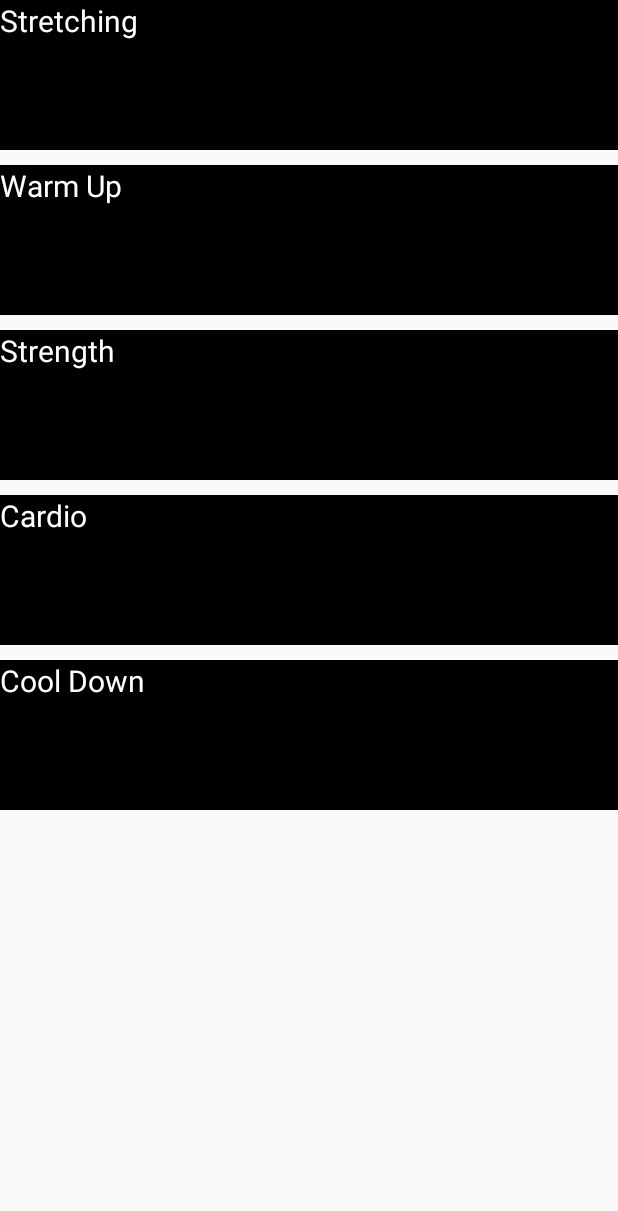
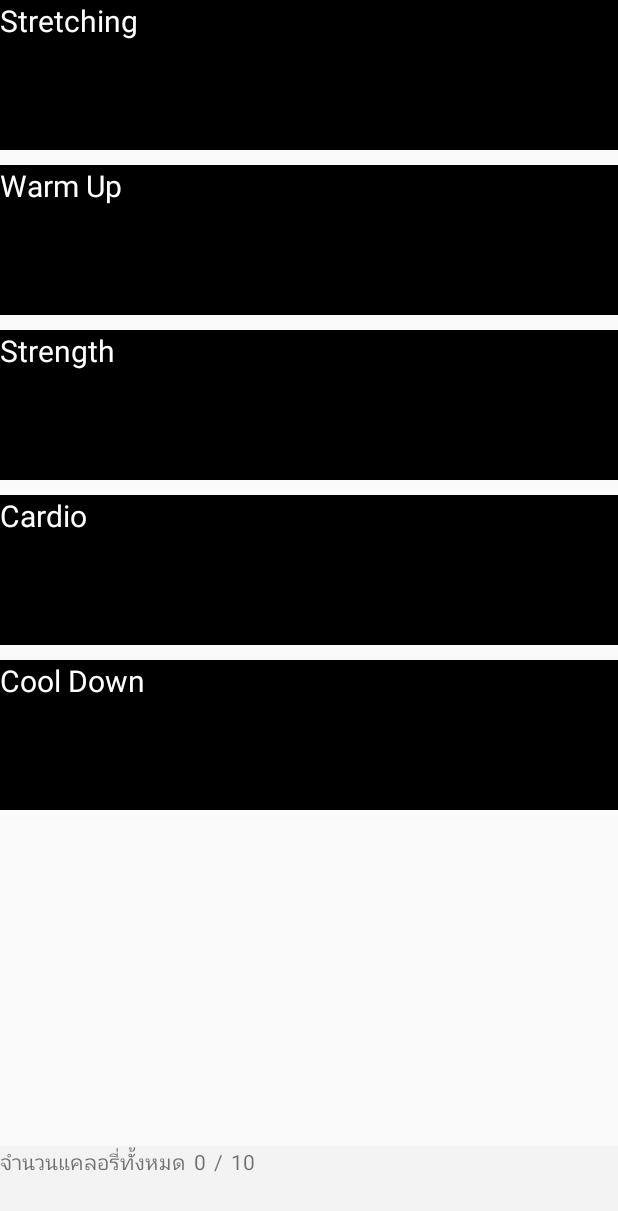
Before and after one commit to mataskuntipalo/RYFG, an Android app: the CustomSetExerciseInDayActivity screen opened directly, with no data from a screen before it, after a tap on "Stretching", on a phone screen of 412 x 824 dp. Shown: the top 1211 px of the screen. Run offline under Robolectric (Android 15) with nearby library versions, the phone set to English and light mode, and no system bars; libraries missing offline, so code that uses them is left out: com.timehop.stickyheadersrecyclerview; network calls fail.

Commit message:
can add item in bottom sheet.

```diff
--- a/ReachYourFitnessGoals_Mobile/app/build.gradle
+++ b/ReachYourFitnessGoals_Mobile/app/build.gradle
@@ -40,7 +40,6 @@ dependencies {
     // StickyListHeaders
 
 
-
     compile 'com.android.support:appcompat-v7:24.2.1'
     compile 'com.android.support:support-v4:24.2.1'
     compile 'uk.co.chrisjenx:calligraphy:2.2.0'
--- a/ReachYourFitnessGoals_Mobile/app/src/main/java/com/finalproject/reachyourfitnessgoals/activity/CustomSetExerciseInDayActivity.java
+++ b/ReachYourFitnessGoals_Mobile/app/src/main/java/com/finalproject/reachyourfitnessgoals/activity/CustomSetExerciseInDayActivity.java
@@ -1,18 +1,14 @@
 package com.finalproject.reachyourfitnessgoals.activity;
 
-import android.app.Activity;
 import android.os.Bundle;
 import android.support.v4.app.FragmentActivity;
-import android.support.v4.app.FragmentManager;
 import android.support.v4.app.FragmentTransaction;
-import android.util.Log;
-import android.view.LayoutInflater;
 import android.view.View;
 import android.widget.LinearLayout;
 import android.widget.TextView;
 
 import com.finalproject.reachyourfitnessgoals.R;
-import com.finalproject.reachyourfitnessgoals.fragment.fragment_custom;
+import com.finalproject.reachyourfitnessgoals.fragment.fragment_customExe_list;
 import com.finalproject.reachyourfitnessgoals.models.ExeType;
 
 public class CustomSetExerciseInDayActivity extends FragmentActivity {
@@ -50,7 +46,7 @@ public class CustomSetExerciseInDayActivity extends FragmentActivity {
     private View.OnClickListener selectExe = new View.OnClickListener() {
         @Override
         public void onClick(View v) {
-            fragment_custom custom = fragment_custom.newInstance(v.getTag()+"");
+            fragment_customExe_list custom = fragment_customExe_list.newInstance(v.getTag()+"");
             FragmentTransaction transaction = getSupportFragmentManager().beginTransaction();
             transaction.replace(R.id.activity_set_exercise_in_day, custom);
             transaction.addToBackStack(null);
--- /dev/null
+++ b/ReachYourFitnessGoals_Mobile/app/src/main/java/com/finalproject/reachyourfitnessgoals/adapter/RecyclerViewAdapter_userSelect.java
@@ -0,0 +1,50 @@
+package com.finalproject.reachyourfitnessgoals.adapter;
+
+import android.support.v7.widget.RecyclerView;
+import android.view.LayoutInflater;
+import android.view.View;
+import android.view.ViewGroup;
+
+import com.finalproject.reachyourfitnessgoals.R;
+import com.finalproject.reachyourfitnessgoals.ViewHolder.showAllExeViewHolder;
+import com.finalproject.reachyourfitnessgoals.ViewHolder.userSelectExeViewHolder;
+import com.finalproject.reachyourfitnessgoals.models.userSelectData;
+import com.finalproject.reachyourfitnessgoals.models.vdoData;
+
+import java.util.ArrayList;
+
+/**
+ * Created by Papang on 22/4/2560.
+ */
+
+public class RecyclerViewAdapter_userSelect extends RecyclerView.Adapter<RecyclerView.ViewHolder> {
+
+    private ArrayList<userSelectData> userSelectDataList;
+
+    public RecyclerViewAdapter_userSelect(ArrayList<userSelectData> userSelectDataList) {
+        this.userSelectDataList = userSelectDataList;
+    }
+
+    @Override
+    public RecyclerView.ViewHolder onCreateViewHolder(ViewGroup parent, int viewType) {
+        View view = LayoutInflater.from(parent.getContext()).inflate(R.layout.itemview_show_all, parent, false);
+        return new userSelectExeViewHolder(view);
+    }
+
+    @Override
+    public void onBindViewHolder(RecyclerView.ViewHolder holder, int position) {
+        userSelectExeViewHolder userSelectExeViewHolder = (userSelectExeViewHolder) holder;
+        userSelectExeViewHolder.exePic_all.setBackgroundResource(R.drawable.pic);
+        userSelectExeViewHolder.exeName_all.setText(userSelectDataList.get(position).getName());
+    }
+
+    @Override
+    public int getItemCount() {
+        return userSelectDataList.size();
+    }
+
+    public void addExe(String name){
+        this.userSelectDataList.add(new userSelectData(name,5));
+        notifyDataSetChanged();
+    }
+}
--- a/ReachYourFitnessGoals_Mobile/app/src/main/java/com/finalproject/reachyourfitnessgoals/fragment/fragment_custom.java
+++ /dev/null
@@ -1,79 +0,0 @@
-package com.finalproject.reachyourfitnessgoals.fragment;
-
-
-import android.os.Bundle;
-import android.support.v4.app.Fragment;
-import android.support.v7.widget.DefaultItemAnimator;
-import android.support.v7.widget.LinearLayoutCompat;
-import android.support.v7.widget.LinearLayoutManager;
-import android.support.v7.widget.RecyclerView;
-import android.util.Log;
-import android.view.LayoutInflater;
-import android.view.View;
-import android.view.ViewGroup;
-import android.widget.LinearLayout;
-import android.widget.TextView;
-
-import com.finalproject.reachyourfitnessgoals.R;
-import com.finalproject.reachyourfitnessgoals.adapter.RecyclerViewAdapter;
-import com.finalproject.reachyourfitnessgoals.database.handleTABLE_VDO;
-import com.finalproject.reachyourfitnessgoals.models.vdoData;
-import com.timehop.stickyheadersrecyclerview.StickyRecyclerHeadersDecoration;
-
-import java.util.ArrayList;
-
-/**
- * A simple {@link Fragment} subclass.
- */
-public class fragment_custom extends Fragment {
-
-
-    private static String KEY_TYPE;
-    private RecyclerView recyclerView;
-    private RecyclerViewAdapter recyclerViewAdapter;
-
-
-
-    public fragment_custom() {
-        // Required empty public constructor
-    }
-
-    public static fragment_custom newInstance(String type) {
-        fragment_custom fragment = new fragment_custom();
-        Bundle bundle = new Bundle();
-        bundle.putString(KEY_TYPE, type);
-        fragment.setArguments(bundle);
-        return fragment;
-    }
-
-
-    @Override
-    public View onCreateView(LayoutInflater inflater, ViewGroup container,
-                             Bundle savedInstanceState) {
-        // Inflate the layout for this fragment
-        View rootview = inflater.inflate(R.layout.fragment_custom_exe, container, false);
-        Log.i("getTag",getArguments().getString(KEY_TYPE));
-        final LinearLayout layout = (LinearLayout) rootview.findViewById(R.id.showExe_customExe);
-        recyclerView = (RecyclerView)rootview.findViewById(R.id.recyclerView_customExe);
-        recyclerView.setLayoutManager(new LinearLayoutManager(getContext()));
-        recyclerViewAdapter = new RecyclerViewAdapter(getContext(),getArguments().getString(KEY_TYPE));
-        recyclerView.setAdapter(recyclerViewAdapter);
-        recyclerViewAdapter.SetOnItemClickListener(new RecyclerViewAdapter.OnItemClickListener() {
-            @Override
-            public void onItemClick(View view, String name) {
-                layout.addView(createNewTextView(name));
-            }
-        });
-
-        return rootview;
-    }
-
-    private TextView createNewTextView(String text) {
-        final LinearLayout.LayoutParams lparams = new LinearLayout.LayoutParams(LinearLayout.LayoutParams.WRAP_CONTENT, LinearLayout.LayoutParams.WRAP_CONTENT);
-        final TextView textView = new TextView(getContext());
-        textView.setLayoutParams(lparams);
-        textView.setText(text + " ");
-        return textView;
-    }
-
-}
--- /dev/null
+++ b/ReachYourFitnessGoals_Mobile/app/src/main/java/com/finalproject/reachyourfitnessgoals/fragment/fragment_customExe_list.java
@@ -0,0 +1,151 @@
+package com.finalproject.reachyourfitnessgoals.fragment;
+
+
+import android.os.Bundle;
+import android.support.annotation.NonNull;
+import android.support.design.widget.BottomSheetBehavior;
+import android.support.v4.app.Fragment;
+import android.support.v7.widget.LinearLayoutManager;
+import android.support.v7.widget.RecyclerView;
+import android.util.Log;
+import android.view.LayoutInflater;
+import android.view.View;
+import android.view.ViewGroup;
+import android.widget.LinearLayout;
+import android.widget.TextView;
+
+import com.finalproject.reachyourfitnessgoals.R;
+import com.finalproject.reachyourfitnessgoals.adapter.RecyclerViewAdapter;
+import com.finalproject.reachyourfitnessgoals.adapter.RecyclerViewAdapter_userSelect;
+import com.finalproject.reachyourfitnessgoals.models.userSelectData;
+
+import java.util.ArrayList;
+
+/**
+ * A simple {@link Fragment} subclass.
+ */
+public class fragment_customExe_list extends Fragment{
+
+
+    private static String KEY_TYPE;
+    private RecyclerView recyclerView;
+    private RecyclerViewAdapter recyclerViewAdapter;
+
+    private RecyclerView recyclerViewBottomSheet;
+    private RecyclerViewAdapter_userSelect recyclerViewAdapterBottomSheet;
+    private ArrayList<userSelectData> userSelectDataArrayList;
+    private BottomSheetBehavior bottomSheetBehavior;
+    private TextView maxCalorie;
+    private TextView calorie;
+    private int tempMaxCalorie;
+    private int tempCalorie;
+
+
+
+
+    public fragment_customExe_list() {
+        // Required empty public constructor
+    }
+
+    public static fragment_customExe_list newInstance(String type) {
+        fragment_customExe_list fragment = new fragment_customExe_list();
+        Bundle bundle = new Bundle();
+        bundle.putString(KEY_TYPE, type);
+        fragment.setArguments(bundle);
+        return fragment;
+    }
+
+
+    @Override
+    public View onCreateView(LayoutInflater inflater, ViewGroup container,
+                             Bundle savedInstanceState) {
+        // Inflate the layout for this fragment
+        View rootview = inflater.inflate(R.layout.fragment_custom_exe_list, container, false);
+
+        initBottomSheet(rootview);
+
+
+
+        //final LinearLayout layout = (LinearLayout) rootview.findViewById(R.id.showExe_customExe);
+        recyclerView = (RecyclerView)rootview.findViewById(R.id.recyclerView_customExe);
+        recyclerView.setLayoutManager(new LinearLayoutManager(getContext()));
+        recyclerViewAdapter = new RecyclerViewAdapter(getContext(),getArguments().getString(KEY_TYPE));
+        recyclerView.setAdapter(recyclerViewAdapter);
+        recyclerViewAdapter.SetOnItemClickListener(new RecyclerViewAdapter.OnItemClickListener() {
+            @Override
+            public void onItemClick(View view, String name, String calorie) {
+                if(tempCalorie == tempMaxCalorie){
+                    bottomSheetBehavior.setState(BottomSheetBehavior.STATE_EXPANDED);
+                }else {
+                    selectExe(name);
+                    addCalorie(calorie);
+                }
+
+                //new fragment_bottomSheet().show(getFragmentManager(), "dialog");
+            }
+
+            @Override
+            public void onItemLongClick() {
+                bottomSheetBehavior.setState(BottomSheetBehavior.STATE_EXPANDED);
+            }
+        });
+
+        bottomSheetBehavior.setBottomSheetCallback(new BottomSheetBehavior.BottomSheetCallback() {
+            @Override
+            public void onStateChanged(@NonNull View bottomSheet, int newState) {
+                switch (newState) {
+                    case BottomSheetBehavior.STATE_COLLAPSED:
+                        Log.i("Bottom Sheet Behaviour", "STATE_COLLAPSED");
+                        break;
+                    case BottomSheetBehavior.STATE_DRAGGING:
+                        Log.i("Bottom Sheet Behaviour", "STATE_DRAGGING");
+                        break;
+                    case BottomSheetBehavior.STATE_EXPANDED:
+                        Log.i("Bottom Sheet Behaviour", "STATE_EXPANDED");
+                        break;
+                    case BottomSheetBehavior.STATE_HIDDEN:
+                        Log.i("Bottom Sheet Behaviour", "STATE_HIDDEN");
+                        break;
+                    case BottomSheetBehavior.STATE_SETTLING:
+                        Log.i("Bottom Sheet Behaviour", "STATE_SETTLING");
+                        break;
+                }
+
+            }
+
+            @Override
+            public void onSlide(@NonNull View bottomSheet, float slideOffset) {
+
+            }
+        });
+
+        return rootview;
+    }
+
+    private void selectExe(String name) {
+        recyclerViewAdapterBottomSheet.addExe(name);
+    }
+
+    private void initBottomSheet(View rootview){
+        userSelectDataArrayList = new ArrayList<>();
+        bottomSheetBehavior = BottomSheetBehavior.from(rootview.findViewById(R.id.layout_bottomSheet));
+        calorie = (TextView)rootview.findViewById(R.id.calorie_TextView_bottomSheet);
+        maxCalorie = (TextView)rootview.findViewById(R.id.maxCalorie_TextView_bottomSheet);
+        recyclerViewBottomSheet = (RecyclerView)rootview.findViewById(R.id.recyclerView_bottomSheet);
+        recyclerViewBottomSheet.setLayoutManager(new LinearLayoutManager(getContext()));
+        recyclerViewAdapterBottomSheet = new RecyclerViewAdapter_userSelect(userSelectDataArrayList);
+        recyclerViewBottomSheet.setAdapter(recyclerViewAdapterBottomSheet);
+        setMaxCalorie();
+    }
+
+    private void setMaxCalorie(){
+        tempMaxCalorie = 10;
+        maxCalorie.setText("10");
+    }
+
+    private void addCalorie(String calorie){
+        tempCalorie = tempCalorie + Integer.parseInt(calorie);
+        this.calorie.setText(tempCalorie+"");
+    }
+
+}
--- /dev/null
+++ b/ReachYourFitnessGoals_Mobile/app/src/main/res/layout/bottom_sheet_layout.xml
@@ -0,0 +1,57 @@
+<?xml version="1.0" encoding="utf-8"?>
+<LinearLayout xmlns:android="http://schemas.android.com/apk/res/android"
+    xmlns:tools="http://schemas.android.com/tools"
+    xmlns:app="http://schemas.android.com/apk/res-auto"
+    android:layout_width="match_parent"
+    android:layout_height="match_parent"
+    app:behavior_peekHeight="60dp"
+    app:behavior_hideable="true"
+    app:layout_behavior="@string/bottom_sheet_behavior"
+    android:id="@+id/layout_bottomSheet"
+    android:orientation="vertical"
+    android:background="@color/colorDefault_Background"
+    tools:context="com.finalproject.reachyourfitnessgoals.fragment.fragment_bottomSheet">
+
+    <!-- TODO: Update blank fragment layout -->
+
+    <LinearLayout
+        android:layout_width="match_parent"
+        android:layout_height="wrap_content"
+        android:orientation="horizontal">
+
+        <TextView
+            android:layout_width="wrap_content"
+            android:layout_height="wrap_content"
+            android:text="@string/totalCalorie"/>
+
+        <TextView
+            android:layout_width="wrap_content"
+            android:layout_height="wrap_content"
+            android:layout_marginLeft="5dp"
+            android:id="@+id/calorie_TextView_bottomSheet"
+            android:text="0"/>
+
+        <TextView
+            android:layout_width="wrap_content"
+            android:layout_height="wrap_content"
+            android:layout_marginLeft="5dp"
+            android:text="/"/>
+
+        <TextView
+            android:layout_width="wrap_content"
+            android:layout_height="wrap_content"
+            android:layout_marginLeft="5dp"
+            android:id="@+id/maxCalorie_TextView_bottomSheet"
+            android:text="0"/>
+    </LinearLayout>
+
+
+
+    <android.support.v7.widget.RecyclerView
+        android:layout_width="match_parent"
+        android:layout_height="match_parent"
+        android:id="@+id/recyclerView_bottomSheet">
+
+    </android.support.v7.widget.RecyclerView>
+
+</LinearLayout>
--- a/ReachYourFitnessGoals_Mobile/app/src/main/res/layout/fragment_custom_exe.xml
+++ /dev/null
@@ -1,32 +0,0 @@
-<?xml version="1.0" encoding="utf-8"?>
-<LinearLayout xmlns:android="http://schemas.android.com/apk/res/android"
-    android:layout_width="match_parent"
-    android:layout_height="match_parent"
-    xmlns:app="http://schemas.android.com/apk/res-auto"
-    android:orientation="vertical">
-
-
-        <android.support.v7.widget.RecyclerView
-            android:layout_width="match_parent"
-            android:layout_height="0dp"
-            android:layout_weight="0.9"
-            android:id="@+id/recyclerView_customExe">
-        </android.support.v7.widget.RecyclerView>
-
-
-
-    <HorizontalScrollView
-        android:id="@+id/SV_ScrollView_calendar"
-        android:layout_width="match_parent"
-        android:layout_height="0dp"
-        android:layout_weight="0.1"
-        >
-    <LinearLayout
-        android:layout_width="wrap_content"
-        android:layout_height="wrap_content"
-        android:id="@+id/showExe_customExe"
-        android:orientation="horizontal">
-    </LinearLayout>
-    </HorizontalScrollView>
-
-</LinearLayout>
--- /dev/null
+++ b/ReachYourFitnessGoals_Mobile/app/src/main/res/layout/fragment_custom_exe_list.xml
@@ -0,0 +1,16 @@
+<?xml version="1.0" encoding="utf-8"?>
+<android.support.design.widget.CoordinatorLayout xmlns:android="http://schemas.android.com/apk/res/android"
+    android:layout_width="match_parent"
+    android:layout_height="match_parent"
+    android:fitsSystemWindows="true"
+    xmlns:app="http://schemas.android.com/apk/res-auto"
+    >
+
+        <android.support.v7.widget.RecyclerView
+            android:layout_width="match_parent"
+            android:layout_height="match_parent"
+            android:id="@+id/recyclerView_customExe">
+        </android.support.v7.widget.RecyclerView>
+
+    <include layout="@layout/bottom_sheet_layout" />
+</android.support.design.widget.CoordinatorLayout>
--- /dev/null
+++ b/ReachYourFitnessGoals_Mobile/app/src/main/res/values/id.xml
@@ -0,0 +1,5 @@
+<?xml version="1.0" encoding="utf-8"?>
+<resources>
+    <item type="id" name="name" />
+    <item type="id" name="calorie" />
+</resources>
--- a/ReachYourFitnessGoals_Mobile/app/src/main/res/values/strings.xml
+++ b/ReachYourFitnessGoals_Mobile/app/src/main/res/values/strings.xml
@@ -39,4 +39,7 @@
         <item>Cool Down</item>
     </string-array>
 
+    <!-- fragment_customExe_list -->
+    <string name="totalCalorie">จำนวนแคลอรี่ทั้งหมด</string>
+
 </resources>
```
Also changed, not shown: ReachYourFitnessGoals_Mobile/app/src/main/java/com/finalproject/reachyourfitnessgoals/ViewHolder/userSelectExeViewHolder.java (added, +26 -0 lines), ReachYourFitnessGoals_Mobile/app/src/main/java/com/finalproject/reachyourfitnessgoals/adapter/RecyclerViewAdapter.java (+9 -4 lines), ReachYourFitnessGoals_Mobile/app/src/main/java/com/finalproject/reachyourfitnessgoals/fragment/fragment_bottomSheet.java (added, +71 -0 lines), ReachYourFitnessGoals_Mobile/app/src/main/java/com/finalproject/reachyourfitnessgoals/models/userSelectData.java (added, +31 -0 lines), ReachYourFitnessGoals_Mobile/app/src/main/res/layout/fragment_bottom_sheet.xml (added, +18 -0 lines).
